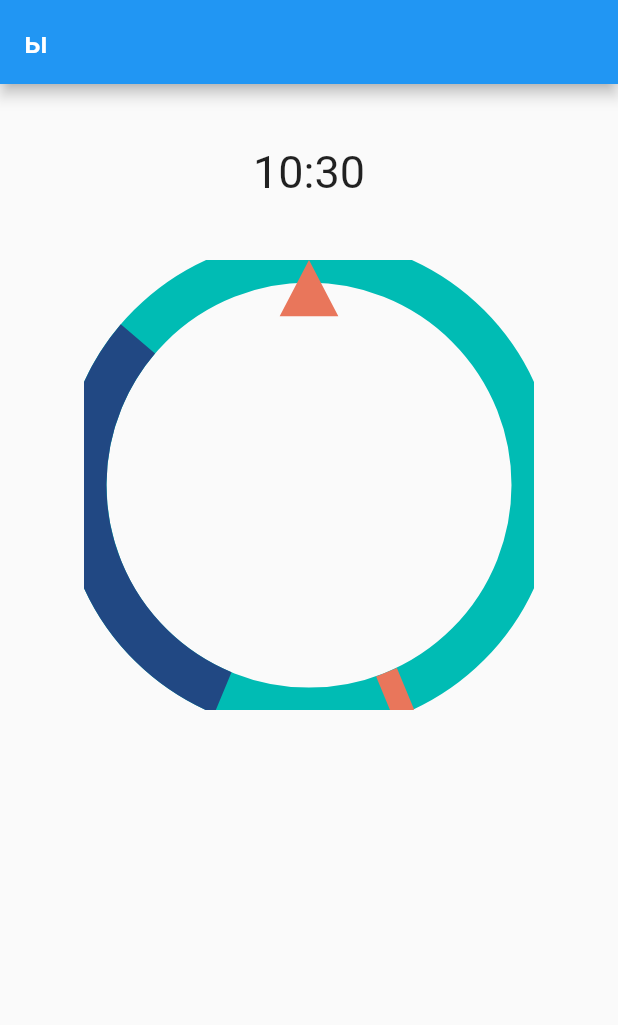
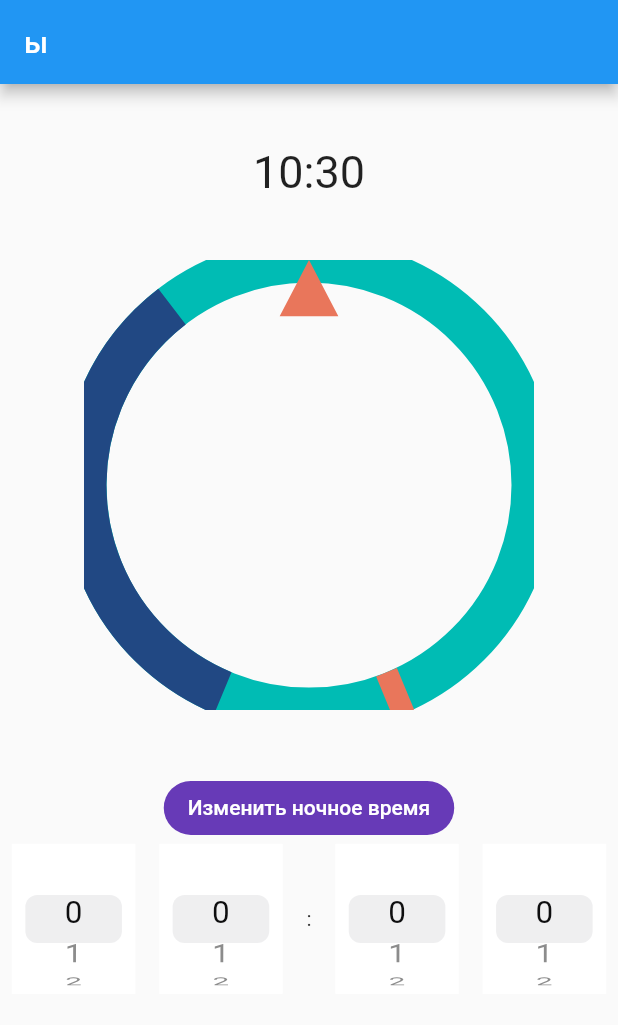
Before and after one commit to cusplayer/ami.pd, a Flutter app: the screen it shows after launch, on a phone screen of 412 x 824 dp. Shown: the top 1025 px of the screen. Run offline on Flutter 3.47's test engine with Material 2 defaults, Android fonts, the phone set to English and light mode, and no system bars.

Commit message:
time picker started

```diff
--- a/ami/lib/myDay.dart
+++ b/ami/lib/myDay.dart
@@ -1,4 +1,6 @@
+import 'package:ami/widgets/cupertino_picker.dart';
 import 'package:ami/widgets/dayWidget.dart';
+import 'package:flutter/cupertino.dart';
 import 'package:flutter/material.dart';
 import 'package:intl/intl.dart';
 
@@ -9,9 +11,12 @@ class MyDay extends StatefulWidget {
 
 class _MyDayState extends State<MyDay> {
   MediaQueryData mediaQuery;
-  var nightStart = 0.0;
-  var nightEnd = 0.3;
+  var nightStart = 0.0 / 24.0;
+  var nightEnd = 8 / 24;
   var time = DateFormat('HH:mm').format(DateTime.now());
+  int selectedValue;
+  showPicker() {}
+
   @override
   Widget build(BuildContext context) {
     var mediaQuery = MediaQuery.of(context);
@@ -34,6 +39,32 @@ class _MyDayState extends State<MyDay> {
               ),
             ),
           ),
+          Container(
+            padding: EdgeInsets.only(top: mediaQuery.size.height / 20),
+            child: FlatButton(
+              shape: new RoundedRectangleBorder(
+                  borderRadius: new BorderRadius.circular(30.0)),
+              color: Colors.deepPurple,
+              onPressed: showPicker,
+              child: Text(
+                'Изменить ночное время',
+                style: TextStyle(color: Colors.white),
+              ),
+            ),
+          ),
+          Container(
+            height: 100,
+            child: Row(
+              mainAxisAlignment: MainAxisAlignment.spaceAround,
+              children: [
+                Picker(),
+                Picker(),
+                Text(':'),
+                Picker(),
+                Picker(),
+              ],
+            ),
+          ),
         ]),
       ),
     );
--- /dev/null
+++ b/ami/lib/widgets/cupertino_picker.dart
@@ -0,0 +1,53 @@
+import 'package:flutter/cupertino.dart';
+import 'package:flutter/material.dart';
+
+class Picker extends StatefulWidget {
+  @override
+  _PickerState createState() => _PickerState();
+}
+
+class _PickerState extends State<Picker> {
+  int selectedValue;
+  @override
+  Widget build(BuildContext context) {
+    var mediaQuery = MediaQuery.of(context);
+    return Container(
+      width: mediaQuery.size.width / 5,
+      child: CupertinoPicker(
+        backgroundColor: Colors.white,
+        onSelectedItemChanged: (value) {
+          setState(() {
+            selectedValue = value;
+          });
+        },
+        itemExtent: 32.0,
+        children: const [
+          Text('0'),
+          Text('1'),
+          Text('2'),
+          Text('3'),
+          Text('4'),
+          Text('5'),
+          Text('6'),
+          Text('7'),
+          Text('8'),
+          Text('9'),
+          Text('10'),
+          Text('11'),
+          Text('12'),
+          Text('13'),
+          Text('14'),
+          Text('15'),
+          Text('16'),
+          Text('17'),
+          Text('18'),
+          Text('19'),
+          Text('20'),
+          Text('21'),
+          Text('22'),
+          Text('23'),
+        ],
+      ),
+    );
+  }
+}
```
